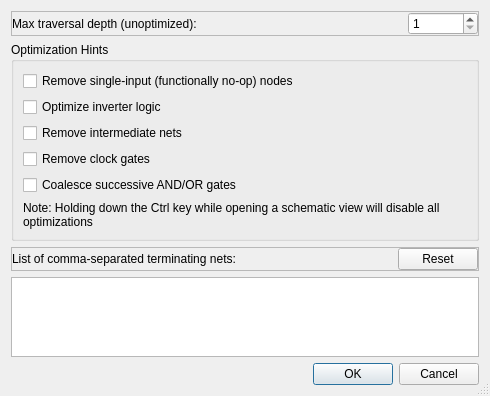
Above: src/DialogEditSchematic.ui from gdevic/Z80Explorer before the change. Below: the same form after it.
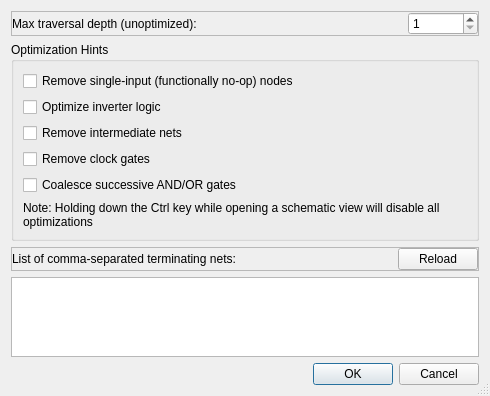
That is the form after the change.

Diff of the .ui file:
```diff
--- a/src/DialogEditSchematic.ui
+++ b/src/DialogEditSchematic.ui
@@ -178,7 +178,7 @@
       <item>
        <widget class="QPushButton" name="btReset">
         <property name="text">
-         <string>Reset</string>
+         <string>Reload</string>
         </property>
        </widget>
       </item>
```
Left out of the diff: 4 changed lines with no effect on the pictures.
